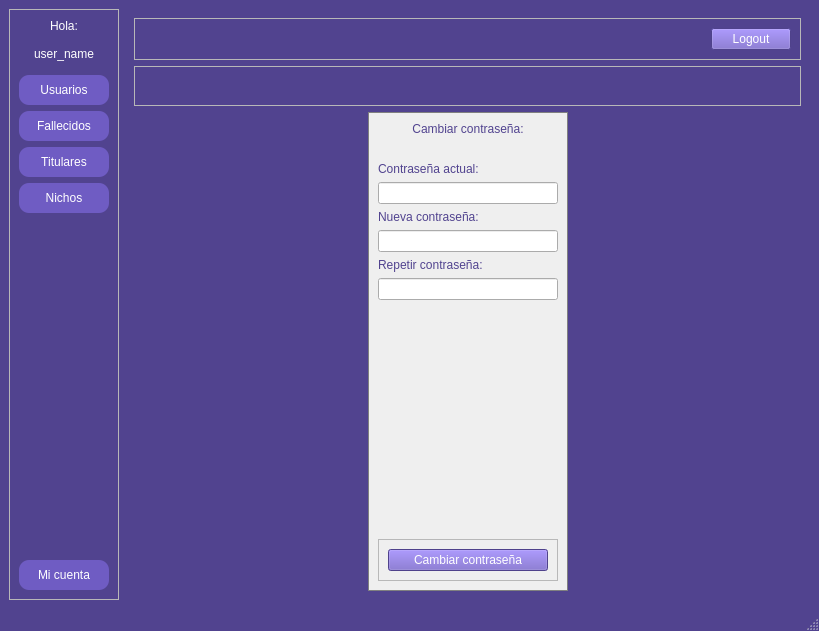
The window that niches/view/ui/main_window.ui (degorck/enduring-chambers) describes before a commit, drawn with Qt 5.
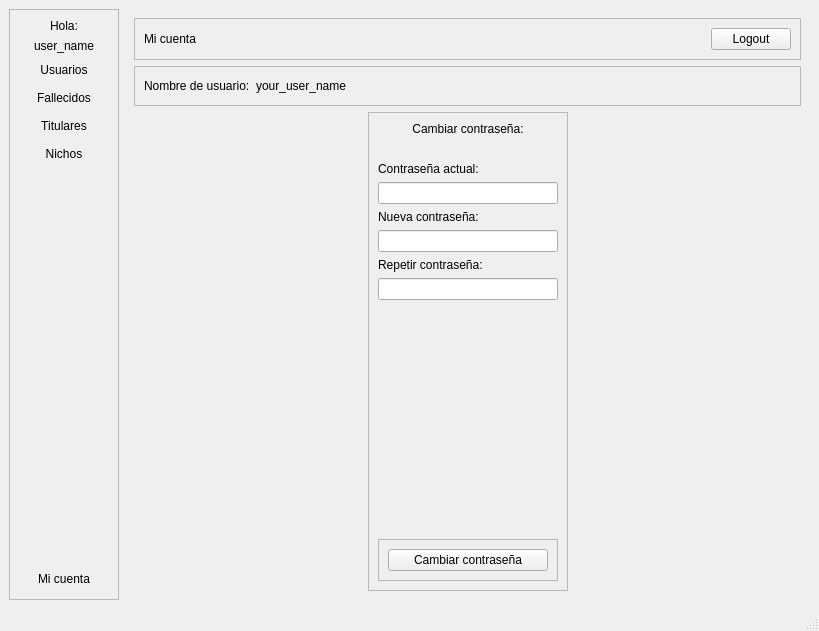
The same window after the commit. The open tabs and pages were chosen to show the change. Icons and pictures are not drawn.

Patch:
```diff
--- a/niches/view/ui/main_window.ui
+++ b/niches/view/ui/main_window.ui
@@ -20,48 +20,7 @@
    <string extracomment="Segoe UI,9,-1,5,400,0,0,0,0,0,0,0,0,0,0,1">Enduring Chambers</string>
   </property>
   <property name="styleSheet">
-   <string notr="true">QMainWindow{
-	background-color: rgb(81, 67, 143)
-}
-
-QScrollArea {
-    background-color: lightgray;
-    border: 1px solid gray;
-}
-
-QScrollBar:vertical {
-    border: 1px solid gray;
-    background: lightgray;
-    width: 10px;
-    margin: 0px 0px 0px 0px;
-}
-
-QScrollBar::handle:vertical {
-    background: gray;
-    min-height: 20px;
-}
-
-QPushButton{
-	background-color:rgb(111, 92, 195);
-	color: rgb(255, 255, 255);
-}
-QPushButton:hover{
-	background-color: rgb(125, 108, 201);
-	color: rgb(255, 255, 255);
-}
-QPushButton:checked{
-	background-color:rgb(81, 67, 143);
-	color: rgb(255, 255, 255);
-}
-QFrame{
-	background_color: rgb(141, 117, 249)
-}
-QFrame{
-	background_color: rgb(141, 117, 249)
-}
-QLabel{
-	color: rgb(81, 67, 143);
-}</string>
+   <string notr="true"/>
   </property>
   <property name="unifiedTitleAndToolBarOnMac">
    <bool>false</bool>
@@ -83,51 +42,7 @@
        </size>
       </property>
       <property name="styleSheet">
-       <string notr="true">QPushButton{
-	background-color:rgb(111, 92, 195);
-	color: rgb(255, 255, 255);
-	padding: 8px 8px;
-	border-radius: 10px;
-}
-QPushButton:hover{
-	background-color: rgb(125, 108, 201);
-	color: rgb(255, 255, 255);
-	padding: 8px 8px;
-	border-radius: 10px;
-}
-QPushButton:checked{
-	background-color:rgb(81, 67, 143);
-	color: rgb(255, 255, 255);
-	padding: 8px 8px;
-	border-radius: 10px;
-}
-QFrame{
-	background_color: rgb(141, 117, 249)
-}
-QPushButton{
-	background-color:rgb(111, 92, 195);
-	color: rgb(255, 255, 255);
-	padding: 8px 8px;
-	border-radius: 10px;
-}
-QPushButton:hover{
-	background-color: rgb(125, 108, 201);
-	color: rgb(255, 255, 255);
-	padding: 8px 8px;
-	border-radius: 10px;
-}
-QPushButton:checked{
-	background-color:rgb(81, 67, 143);
-	color: rgb(255, 255, 255);
-	padding: 8px 8px;
-	border-radius: 10px;
-}
-QFrame{
-	background_color: rgb(141, 117, 249)
-}
-QLabel{
-	color: rgb(255, 255, 255);
-}</string>
+       <string notr="true"/>
       </property>
       <property name="frameShape">
        <enum>QFrame::StyledPanel</enum>
@@ -152,12 +67,7 @@
        <item>
         <widget class="QLabel" name="label_welcome_user_name">
          <property name="styleSheet">
-          <string notr="true">QLabel{
-	background-color: rgb(81, 67, 143);
-	color: rgb(255, 255, 255);
-	padding: 8px 8px;
-	border-radius: 10px;
-}</string>
+          <string notr="true"/>
          </property>
          <property name="text">
           <string>user_name</string>
@@ -2066,6 +1976,9 @@
         </item>
         <item row="0" column="0" colspan="3">
          <widget class="QFrame" name="frame_22">
+          <property name="styleSheet">
+           <string notr="true"/>
+          </property>
           <property name="frameShape">
            <enum>QFrame::StyledPanel</enum>
           </property>
@@ -2105,6 +2018,9 @@
         </item>
         <item row="1" column="0" colspan="3">
          <widget class="QFrame" name="frame_8">
+          <property name="styleSheet">
+           <string notr="true"/>
+          </property>
           <property name="frameShape">
            <enum>QFrame::StyledPanel</enum>
           </property>
```
Left out of the diff: 15 changed lines with no effect on the pictures.
